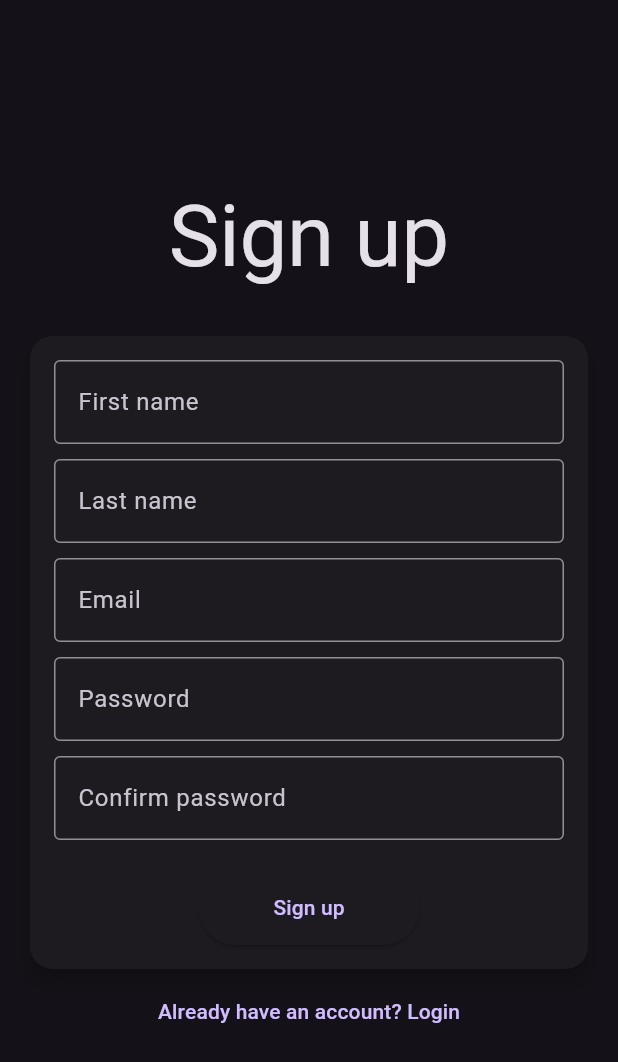
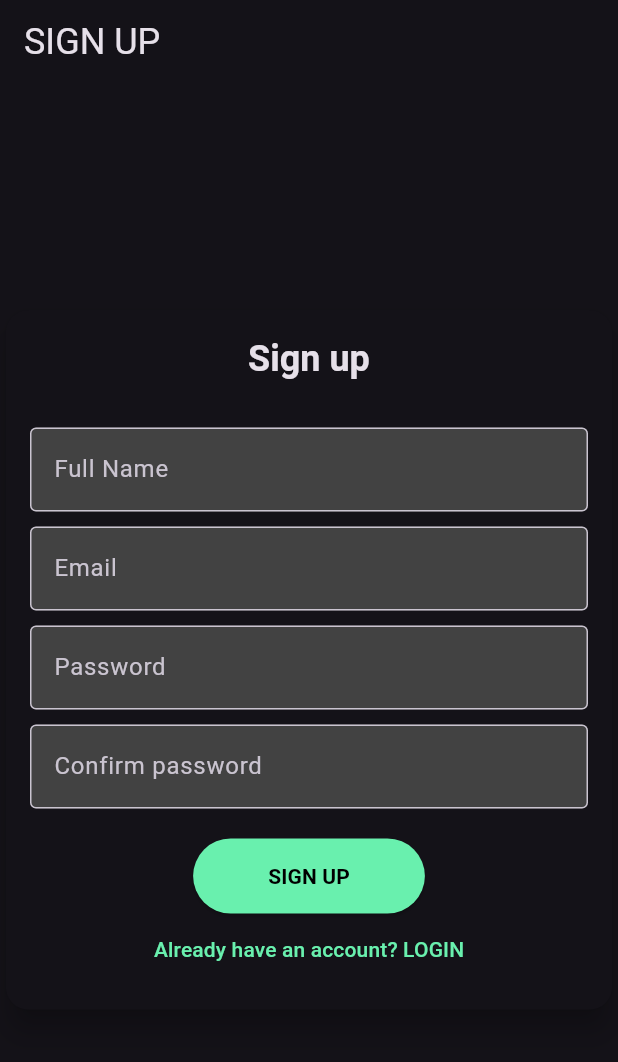
Before and after one commit to zohaib-ahmed5404/login-app-flutter-, a Flutter app: the screen it shows after launch, after a tap on "New user? Sign Up", on a phone screen of 412 x 824 dp. Shown: the top 1062 px of the screen. Run offline on Flutter 3.47's test engine with Material 3 defaults, Android fonts, the phone set to English and light mode, and no system bars.

Commit message:
Update main.dart

```diff
--- a/lib/main.dart
+++ b/lib/main.dart
@@ -1,5 +1,14 @@
 import 'package:flutter/material.dart';
-import 'package:provider/provider.dart'; // Add this import
+import 'package:provider/provider.dart';
+
+void main() {
+  runApp(
+    ChangeNotifierProvider(
+      create: (context) => ThemeNotifier(ThemeData.dark()), // Start with dark theme
+      child: MyApp(),
+    ),
+  );
+}
 
 class ThemeNotifier extends ChangeNotifier {
   ThemeData _themeData;
@@ -10,11 +19,28 @@ class ThemeNotifier extends ChangeNotifier {
 
   void setDarkMode() {
     _themeData = ThemeData.dark().copyWith(
-      primaryColor: Colors.blueGrey,
-      hintColor: Colors.blueAccent,
-      textTheme: TextTheme(
-        displayLarge: TextStyle(color: Colors.white, fontSize: 32, fontWeight: FontWeight.bold),
-        bodyLarge: TextStyle(color: Colors.white70, fontSize: 16),
+      primaryColor: Colors.black,
+      hintColor: Colors.greenAccent, // Neon green
+      scaffoldBackgroundColor: Colors.black,
+      cardColor: Colors.grey[900],
+      buttonTheme: ButtonThemeData(
+        buttonColor: Colors.greenAccent,
+        shape: RoundedRectangleBorder(
+          borderRadius: BorderRadius.circular(30),
+        ),
+      ),
+      textTheme: const TextTheme(
+        headlineSmall: TextStyle(
+          color: Colors.white,
+          fontSize: 32,
+          fontWeight: FontWeight.bold,
+          fontFamily: 'San Francisco',
+        ),
+        bodyLarge: TextStyle(
+          color: Colors.white70,
+          fontSize: 16,
+          fontFamily: 'San Francisco',
+        ),
       ),
     );
     notifyListeners();
@@ -22,24 +48,32 @@ class ThemeNotifier extends ChangeNotifier {
 
   void setLightMode() {
     _themeData = ThemeData.light().copyWith(
-      primaryColor: Colors.blue,
-      hintColor: Colors.blueAccent,
-      textTheme: TextTheme(
-        displayLarge: TextStyle(color: Colors.black, fontSize: 32, fontWeight: FontWeight.bold),
-        bodyLarge: TextStyle(color: Colors.black87, fontSize: 16),
+      primaryColor: Colors.black,
+      hintColor: Colors.greenAccent,
+      scaffoldBackgroundColor: Colors.white,
+      cardColor: Colors.white,
+      buttonTheme: ButtonThemeData(
+        buttonColor: Colors.greenAccent,
+        shape: RoundedRectangleBorder(
+          borderRadius: BorderRadius.circular(30),
+        ),
+      ),
+      textTheme: const TextTheme(
+        headlineSmall: TextStyle(
+          color: Colors.black,
+          fontSize: 32,
+          fontWeight: FontWeight.bold,
+          fontFamily: 'San Francisco',
+        ),
+        bodyLarge: TextStyle(
+          color: Colors.black87,
+          fontSize: 16,
+          fontFamily: 'San Francisco',
+        ),
       ),
     );
     notifyListeners();
   }
-}
-
-void main() {
-  runApp(
-    ChangeNotifierProvider(
-      create: (context) => ThemeNotifier(ThemeData.dark()), // Start with dark theme
-      child: MyApp(),
-    ),
-  );
 }
 
 class MyApp extends StatelessWidget {
@@ -48,7 +82,7 @@ class MyApp extends StatelessWidget {
     return Consumer<ThemeNotifier>(
       builder: (context, themeNotifier, child) {
         return MaterialApp(
-          title: 'New app',
+          title: 'LOGIN App',
           theme: themeNotifier.getTheme(),
           initialRoute: '/login',
           routes: {
@@ -61,6 +95,7 @@ class MyApp extends StatelessWidget {
     );
   }
 }
+
 class LoginScreen extends StatefulWidget {
   const LoginScreen({super.key});
 
@@ -72,7 +107,6 @@ class _LoginScreenState extends State<LoginScreen> {
   final _formKey = GlobalKey<FormState>();
   String? _email, _password;
 
-  // Hardcoded credentials for demonstration
   final String _correctEmail = "something@example.com";
   final String _correctPass = "123456";
 
@@ -81,33 +115,40 @@ class _LoginScreenState extends State<LoginScreen> {
     final theme = Theme.of(context);
 
     return Scaffold(
+      appBar: AppBar(
+        title: Text("LOGIN", style: theme.textTheme.headlineSmall),
+        backgroundColor: theme.primaryColor,
+        titleTextStyle: const TextStyle(fontWeight:FontWeight.bold),
+      ),
       body: Center(
-        child: Padding(
-          padding: const EdgeInsets.all(16.0),
-          child: Column(
-            mainAxisAlignment: MainAxisAlignment.center,
-            children: [
-              Text(
-                "Welcome Back",
-                style: theme.textTheme.displayLarge,
-              ),
-              const SizedBox(height: 30),
-              Card(
-                elevation: 5,
+        child: Card(
+          elevation: 8,
           shape: RoundedRectangleBorder(
             borderRadius: BorderRadius.circular(15.0),
           ),
+          color: theme.cardColor,
           child: Padding(
             padding: const EdgeInsets.all(16.0),
             child: Form(
               key: _formKey,
               child: Column(
+                mainAxisSize: MainAxisSize.min,
                 children: [
+                  Text(
+                    "Welcome Back",
+                    style: theme.textTheme.headlineSmall!.copyWith(fontWeight: FontWeight.bold),
+                  ),
+                  const SizedBox(height: 30),
                   TextFormField(
                     decoration: InputDecoration(
                       labelText: "Username",
-                            border: OutlineInputBorder(),
+                      hintText: "e.g., $_correctEmail",
+                      border: const OutlineInputBorder(),
+                      filled: true,
+                      fillColor: const Color.fromARGB(255, 43, 43, 43),
+                      hintStyle: const TextStyle(fontWeight: FontWeight.bold,color: Colors.white54),
                     ),
+                    style: const TextStyle(color: Colors.white),
                     validator: (value) {
                       if (value == null || value.isEmpty) {
                         return 'Please enter your username';
@@ -122,9 +163,14 @@ class _LoginScreenState extends State<LoginScreen> {
                   TextFormField(
                     decoration: InputDecoration(
                       labelText: "Password",
-                            border: OutlineInputBorder(),
+                      hintText: "e.g., $_correctPass",
+                      border: const OutlineInputBorder(),
+                      filled: true,
+                      fillColor: const Color.fromARGB(255, 32, 32, 32)  ,
+                      hintStyle: const TextStyle(color: Colors.white54),
                     ),
                     obscureText: true,
+                    style: const TextStyle(color: Colors.white),
                     validator: (value) {
                       if (value == null || value.isEmpty) {
                         return 'Please enter your password';
@@ -140,7 +186,6 @@ class _LoginScreenState extends State<LoginScreen> {
                     onPressed: () {
                       if (_formKey.currentState!.validate()) {
                         _formKey.currentState!.save();
-                              // Check if the credentials match the hardcoded values
                         if (_email == _correctEmail && _password == _correctPass) {
                           Navigator.pushReplacementNamed(context, '/home');
                         } else {
@@ -154,26 +199,21 @@ class _LoginScreenState extends State<LoginScreen> {
                       shape: RoundedRectangleBorder(
                         borderRadius: BorderRadius.circular(30),
                       ),
-                            padding: const EdgeInsets.symmetric(
-                              horizontal: 50,
-                              vertical: 15,
+                      backgroundColor: Colors.greenAccent, // Neon green buttons
+                      padding: const EdgeInsets.symmetric(horizontal: 50, vertical: 15),
                     ),
-                          ),
-                          child: const Text("Log in"),
-                        ),
-                      ],
-                    ),
-                  ),
-                ),
+                    child: const Text("LOGIN IN", style: TextStyle(fontWeight:FontWeight.bold,color: Colors.black)),
                   ),
                   const SizedBox(height: 10),
                   TextButton(
                     onPressed: () {
                       Navigator.pushReplacementNamed(context, '/signup');
                     },
-                child: const Text("New user? Sign Up"),
+                    child: const Text("New user? Sign Up", style: TextStyle(color: Colors.greenAccent)),
                   ),
                 ],
+              ),
+            ),
           ),
         ),
       ),
@@ -196,63 +236,69 @@ class _SignupScreenState extends State<SignupScreen> {
     final theme = Theme.of(context);
 
     return Scaffold(
+      appBar: AppBar(
+        title: Text("SIGN UP", style: theme.textTheme.headlineSmall),
+        backgroundColor: theme.primaryColor,
+      ),
       body: Center(
-        child: Padding(
-          padding: const EdgeInsets.all(16.0),
-          child: Column(
-            mainAxisAlignment: MainAxisAlignment.center,
-            children: [
-              Text(
-                "Sign up",
-                style: theme.textTheme.displayLarge,
-              ),
-              const SizedBox(height: 30),
-              Card(
-                elevation: 5,
+        child: Card(
+          elevation: 8,
           shape: RoundedRectangleBorder(
             borderRadius: BorderRadius.circular(15.0),
           ),
+          color: theme.cardColor,
           child: Padding(
             padding: const EdgeInsets.all(16.0),
             child: Form(
               key: _formKey,
               child: Column(
+                mainAxisSize: MainAxisSize.min,
                 children: [
+                  Text(
+                    "Sign up",
+                    style: theme.textTheme.headlineSmall!.copyWith(fontWeight: FontWeight.bold),
+                  ),
+                  const SizedBox(height: 30),
                   TextFormField(
                     decoration: InputDecoration(
-                            labelText: "First name",
-                            border: OutlineInputBorder(),
+                      labelText: "Full Name",
+                      border: const OutlineInputBorder(),
+                      filled: true,
+                      fillColor: Colors.grey[800],
                     ),
-                        ),
-                        const SizedBox(height: 10),
-                        TextFormField(
-                          decoration: InputDecoration(
-                            labelText: "Last name",
-                            border: OutlineInputBorder(),
-                          ),
+                    style: const TextStyle(color: Colors.white),
                   ),
                   const SizedBox(height: 10),
                   TextFormField(
                     decoration: InputDecoration(
                       labelText: "Email",
-                            border: OutlineInputBorder(),
+                      border: const OutlineInputBorder(),
+                      filled: true,
+                      fillColor: Colors.grey[800],
                     ),
+                    style: const TextStyle(color: Colors.white,fontWeight: FontWeight.bold),
                   ),
                   const SizedBox(height: 10),
                   TextFormField(
-                          decoration: InputDecoration(
+                    decoration: const InputDecoration(
                       labelText: "Password",
                       border: OutlineInputBorder(),
+                      filled: true,
+                      fillColor: Color.fromARGB(255, 66, 66, 66),
                     ),
                     obscureText: true,
+                    style: const TextStyle(color: Colors.white, fontWeight: FontWeight.bold),
                   ),
                   const SizedBox(height: 10),
                   TextFormField(
-                          decoration: InputDecoration(
+                    decoration: const InputDecoration(
                       labelText: "Confirm password",
                       border: OutlineInputBorder(),
+                      filled: true,
+                      fillColor: Color.fromARGB(255, 66, 66, 66),
                     ),
                     obscureText: true,
+                    style: const TextStyle(color: Colors.white),
                   ),
                   const SizedBox(height: 20),
                   ElevatedButton(
@@ -265,31 +311,30 @@ class _SignupScreenState extends State<SignupScreen> {
                       shape: RoundedRectangleBorder(
                         borderRadius: BorderRadius.circular(30),
                       ),
-                            padding: const EdgeInsets.symmetric(
-                              horizontal: 50,
-                              vertical: 15,
+                      backgroundColor: Colors.greenAccent,
+                      padding: const EdgeInsets.symmetric(horizontal: 50, vertical: 15),
+                    ),
+                    child: const Text(
+                      "SIGN UP",
+                      style: TextStyle(color: Colors.black, fontWeight: FontWeight.bold),
                     ),
                   ),
-                          child: const Text("Sign up"),
+                  TextButton(
+                    onPressed: () {
+                      Navigator.pushReplacementNamed(context, '/login');
+                    },
+                    child: const Text("Already have an account? LOGIN", style: TextStyle(color: Colors.greenAccent)),
                   ),
                 ],
               ),
             ),
           ),
         ),
-              TextButton(
-                onPressed: () {
-                  Navigator.pushReplacementNamed(context, '/login');
-                },
-                child: const Text("Already have an account? Login"),
-              ),
-            ],
-          ),
-        ),
       ),
     );
   }
 }
+
 class HomeScreen extends StatefulWidget {
   const HomeScreen({super.key});
 
@@ -312,14 +357,12 @@ class _HomeScreenState extends State<HomeScreen> with SingleTickerProviderStateM
 
     return Scaffold(
       appBar: AppBar(
-        title: Text(
-          "Home",
-          style: theme.textTheme.displayLarge,
-        ),
+        title: Text("HOME", style: theme.textTheme.headlineSmall),
+        backgroundColor: theme.primaryColor,
         actions: [
           IconButton(
             icon: Icon(
-              theme.getTheme() == ThemeData.dark() ? Icons.wb_sunny : Icons.nightlight_round,
+              theme.brightness == Brightness.dark ? Icons.wb_sunny : Icons.nightlight_round,
             ),
             onPressed: () {
               final themeNotifier = Provider.of<ThemeNotifier>(context, listen: false);
@@ -335,25 +378,21 @@ class _HomeScreenState extends State<HomeScreen> with SingleTickerProviderStateM
           controller: _tabController,
           tabs: const [
             Tab(text: 'For You'),
-            Tab(text: 'Top Charts'),
-            Tab(text: 'Podcasts'),
-            Tab(text: 'Videos'),
+            Tab(text: 'Trending'),
+            Tab(text: 'Favorites'),
+            Tab(text: 'Settings'),
           ],
         ),
       ),
       body: TabBarView(
         controller: _tabController,
         children: [
-          Center(child: Text('For You Content', style: theme.textTheme.bodyLarge)),
-          Center(child: Text('Top Charts Content', style: theme.textTheme.bodyLarge)),
-          Center(child: Text('Podcasts Content', style: theme.textTheme.bodyLarge)),
-          Center(child: Text('Videos Content', style: theme.textTheme.bodyLarge)),
+          Center(child: Text("For You", style: theme.textTheme.bodyLarge)),
+          Center(child: Text("Trending", style: theme.textTheme.bodyLarge)),
+          Center(child: Text("Favorites", style: theme.textTheme.bodyLarge)),
+          Center(child: Text("Settings", style: theme.textTheme.bodyLarge)),
         ],
       ),
     );
   }
 }
-
-extension on ThemeData {
-  getTheme() {}
-}
```
Lines whose indentation alone changed are shown as unchanged.
